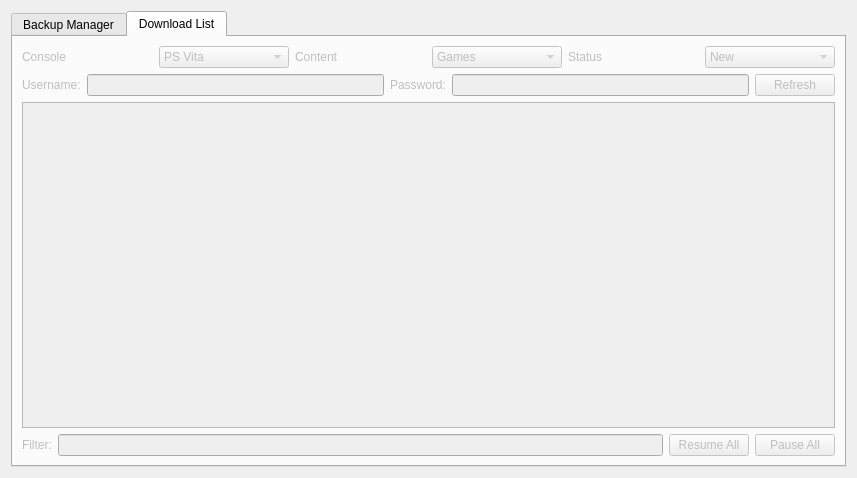
Qt form src/forms/backupmanagerform.ui (codestation/qcma) before a commit.
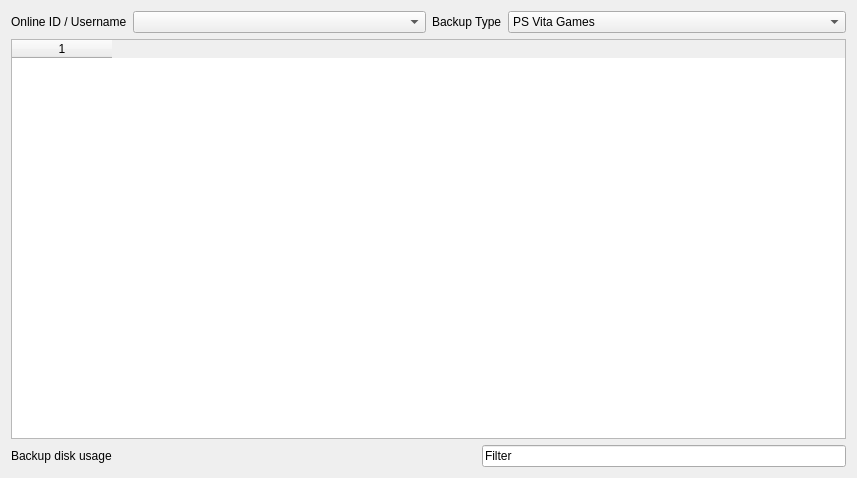
The same form after that commit. The open tabs and pages were chosen to show the change. Custom widgets are drawn as their Qt base class.

Patch:
```diff
--- a/src/forms/backupmanagerform.ui
+++ b/src/forms/backupmanagerform.ui
@@ -15,27 +15,6 @@
   </property>
   <layout class="QGridLayout" name="gridLayout">
    <item row="0" column="0">
-    <widget class="QTabWidget" name="tabWidget">
-     <property name="enabled">
-      <bool>true</bool>
-     </property>
-     <property name="currentIndex">
-      <number>0</number>
-     </property>
-     <widget class="QWidget" name="backupTab">
-      <attribute name="title">
-       <string>Backup Manager</string>
-      </attribute>
-      <layout class="QGridLayout" name="gridLayout_2">
-       <item row="1" column="0">
-        <widget class="QTableWidget" name="tableWidget">
-         <property name="columnCount">
-          <number>1</number>
-         </property>
-         <column/>
-        </widget>
-       </item>
-       <item row="0" column="0">
         <layout class="QHBoxLayout" name="horizontalLayout_3">
          <item>
           <layout class="QFormLayout" name="formLayout_3">
@@ -104,6 +83,14 @@
          </item>
         </layout>
        </item>
+   <item row="1" column="0">
+    <widget class="QTableWidget" name="tableWidget">
+     <property name="columnCount">
+      <number>1</number>
+     </property>
+     <column/>
+    </widget>
+   </item>
        <item row="2" column="0">
         <layout class="QHBoxLayout" name="horizontalLayout">
          <item>
@@ -137,182 +124,6 @@
           </widget>
          </item>
         </layout>
-       </item>
-      </layout>
-     </widget>
-     <widget class="QWidget" name="downloadTab">
-      <property name="enabled">
-       <bool>false</bool>
-      </property>
-      <attribute name="title">
-       <string>Download List</string>
-      </attribute>
-      <layout class="QGridLayout" name="gridLayout_3">
-       <item row="0" column="0">
-        <layout class="QVBoxLayout" name="verticalLayout">
-         <item>
-          <layout class="QHBoxLayout" name="horizontalLayout_4">
-           <item>
-            <widget class="QLabel" name="label_5">
-             <property name="text">
-              <string>Console</string>
-             </property>
-            </widget>
-           </item>
-           <item>
-            <widget class="QComboBox" name="comboBox">
-             <item>
-              <property name="text">
-               <string>PS Vita</string>
-              </property>
-             </item>
-             <item>
-              <property name="text">
-               <string>PSP</string>
-              </property>
-             </item>
-             <item>
-              <property name="text">
-               <string>Other</string>
-              </property>
-             </item>
-            </widget>
-           </item>
-           <item>
-            <widget class="QLabel" name="label_6">
-             <property name="text">
-              <string>Content</string>
-             </property>
-            </widget>
-           </item>
-           <item>
-            <widget class="QComboBox" name="comboBox_2">
-             <item>
-              <property name="text">
-               <string>Games</string>
-              </property>
-             </item>
-             <item>
-              <property name="text">
-               <string>Demos</string>
-              </property>
-             </item>
-             <item>
-              <property name="text">
-               <string>DLC</string>
-              </property>
-             </item>
-             <item>
-              <property name="text">
-               <string>Other</string>
-              </property>
-             </item>
-            </widget>
-           </item>
-           <item>
-            <widget class="QLabel" name="label_7">
-             <property name="text">
-              <string>Status</string>
-             </property>
-            </widget>
-           </item>
-           <item>
-            <widget class="QComboBox" name="comboBox_3">
-             <item>
-              <property name="text">
-               <string>New</string>
-              </property>
-             </item>
-             <item>
-              <property name="text">
-               <string>Downloading</string>
-              </property>
-             </item>
-             <item>
-              <property name="text">
-               <string>Completed</string>
-              </property>
-             </item>
-             <item>
-              <property name="text">
-               <string>Paused</string>
-              </property>
-             </item>
-            </widget>
-           </item>
-          </layout>
-         </item>
-         <item>
-          <layout class="QHBoxLayout" name="horizontalLayout_5">
-           <item>
-            <widget class="QLabel" name="label_8">
-             <property name="text">
-              <string>Username:</string>
-             </property>
-            </widget>
-           </item>
-           <item>
-            <widget class="QLineEdit" name="usernameEdit"/>
-           </item>
-           <item>
-            <widget class="QLabel" name="label_9">
-             <property name="text">
-              <string>Password:</string>
-             </property>
-            </widget>
-           </item>
-           <item>
-            <widget class="QLineEdit" name="passwordEdit">
-             <property name="echoMode">
-              <enum>QLineEdit::Password</enum>
-             </property>
-            </widget>
-           </item>
-           <item>
-            <widget class="QPushButton" name="refreshButton">
-             <property name="text">
-              <string>Refresh</string>
-             </property>
-            </widget>
-           </item>
-          </layout>
-         </item>
-         <item>
-          <widget class="QListWidget" name="listWidget"/>
-         </item>
-         <item>
-          <layout class="QHBoxLayout" name="horizontalLayout_6">
-           <item>
-            <widget class="QLabel" name="label_10">
-             <property name="text">
-              <string>Filter:</string>
-             </property>
-            </widget>
-           </item>
-           <item>
-            <widget class="QLineEdit" name="lineEdit_3"/>
-           </item>
-           <item>
-            <widget class="QPushButton" name="pushButton">
-             <property name="text">
-              <string>Resume All</string>
-             </property>
-            </widget>
-           </item>
-           <item>
-            <widget class="QPushButton" name="pushButton_2">
-             <property name="text">
-              <string>Pause All</string>
-             </property>
-            </widget>
-           </item>
-          </layout>
-         </item>
-        </layout>
-       </item>
-      </layout>
-     </widget>
-    </widget>
    </item>
   </layout>
  </widget>
```
Lines whose indentation alone changed are shown as unchanged.
